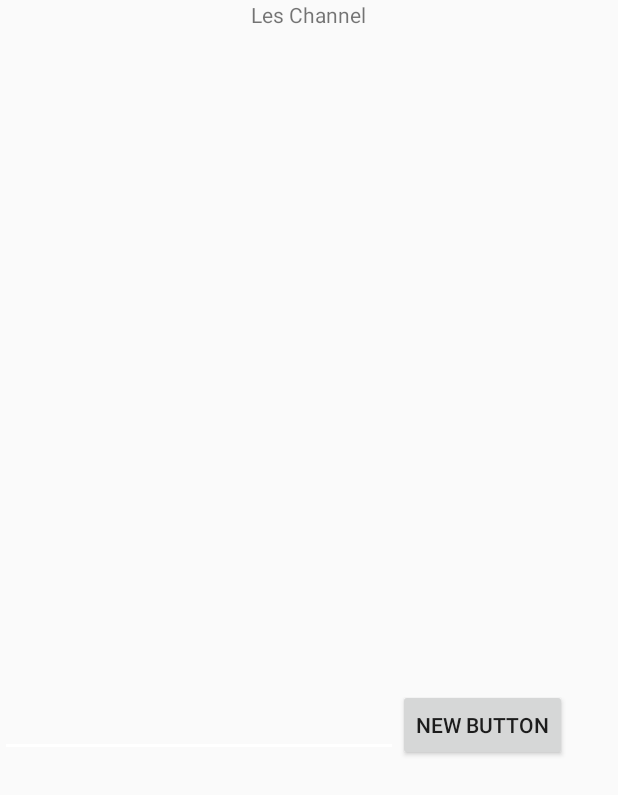
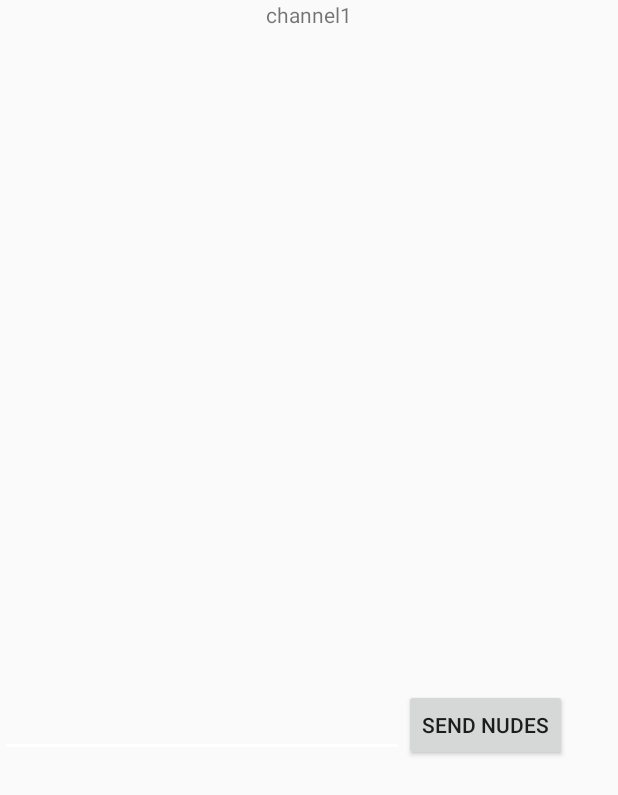
Before and after one commit to Quidam74/ChannelMessaging, an Android app: the screen it shows after launch (ChannelActivity), on a phone screen of 412 x 824 dp. Shown: the top 795 px of the screen. Run offline under Robolectric (Android 15) with nearby library versions, the phone set to English and light mode, and no system bars.

```diff
--- a/app/src/main/java/com/florian/bellanger/channelmessaging/Activity/ChannelActivity.java
+++ b/app/src/main/java/com/florian/bellanger/channelmessaging/Activity/ChannelActivity.java
@@ -4,6 +4,7 @@ import android.app.Activity;
 import android.content.SharedPreferences;
 import android.os.Bundle;
 import android.os.Handler;
+import android.util.Log;
 import android.view.View;
 import android.widget.Button;
 import android.widget.EditText;
@@ -35,10 +36,12 @@ public class ChannelActivity extends Activity
     public static final String PREFS_NAME = "MyPrefsFile";
 
 
+
     @Override
     protected void onCreate(Bundle savedInstanceState) {
         super.onCreate(savedInstanceState);
 
+        Log.i("aaa","ChannelActivity est bien lancé");
         setContentView(R.layout.a_channel);
 
         final SharedPreferences settings = getSharedPreferences(PREFS_NAME, 0);
@@ -48,9 +51,10 @@ public class ChannelActivity extends Activity
         msgbox = (EditText) findViewById(R.id.msgbox);
         bouttonSendNudes.setOnClickListener(this);
 
-        final Bundle extras = getIntent().getExtras();
-        //chanelName.setText("channel" + extras.getString("ChannelID"));
 
+        chanelName.setText("channel" + getIntent().getStringExtra("ChannelID"));
+        if(getIntent().getStringExtra("ChannelID")==null)
+            chanelName.setText("channel" + String.valueOf(settings.getInt("ChannelID", 1)));
         handler = new Handler();
 
 
@@ -62,7 +66,11 @@ public class ChannelActivity extends Activity
                 final CalledInformation messages = new CalledInformation();
                 getAllMessages.addOnDownloadListener(ChannelActivity.this);
                 messages.setCoupleIDPWD("accesstoken", settings.getString("MyToken", "error"));
-                messages.setCoupleIDPWD("channelid", extras.getString("ChannelID"));
+                messages.setCoupleIDPWD("channelid", getIntent().getStringExtra("ChannelID"));
+
+                if(getIntent().getStringExtra("ChannelID")==null)
+                    messages.setCoupleIDPWD("channelid", String.valueOf(settings.getInt("ChannelID", 1)));
+
 
 
                 messages.setUrl("http://www.raphaelbischof.fr/messaging/?function=getmessages");
@@ -99,7 +107,12 @@ public class ChannelActivity extends Activity
             HttpPostHandler postMSG = new HttpPostHandler();
             CalledInformation message = new CalledInformation();
             message.setCoupleIDPWD("accesstoken",settings.getString("MyToken", "error"));
-            message.setCoupleIDPWD("channelid",extras.getString("ChannelID"));
+
+            if(getIntent().getStringExtra("ChannelID")==null)
+                message.setCoupleIDPWD("channelid",String.valueOf(settings.getInt("ChannelID", 1)));
+            else
+                message.setCoupleIDPWD("channelid",extras.getString("ChannelID"));
+
             message.setCoupleIDPWD("message",msgbox.getText().toString() );
             message.setUrl("http://www.raphaelbischof.fr/messaging/?function=sendmessage");
             postMSG.execute(message);
--- a/app/src/main/java/com/florian/bellanger/channelmessaging/Activity/ChannelListActivity.java
+++ b/app/src/main/java/com/florian/bellanger/channelmessaging/Activity/ChannelListActivity.java
@@ -1,6 +1,7 @@
 package com.florian.bellanger.channelmessaging.Activity;
 
 import android.content.Intent;
+import android.content.SharedPreferences;
 import android.os.Bundle;
 import android.support.v7.app.AppCompatActivity;
 import android.view.View;
@@ -34,6 +35,9 @@ implements AdapterView.OnItemClickListener {
         ChannelListFragment fragA = (ChannelListFragment) getSupportFragmentManager().findFragmentById(R.id.fragmentA_ID);
         MessageFragment fragB = (MessageFragment) getSupportFragmentManager().findFragmentById(R.id.fragmentB_ID);
         getIntent().putExtra("ChannelID", String.valueOf(id));
+        SharedPreferences settings = getSharedPreferences(PREFS_NAME,0);
+        SharedPreferences.Editor editor = settings.edit();
+        editor.putInt("ChannelID",(int) id );
 
         if(fragB == null|| !fragB.isInLayout()){
             Intent i = new Intent(getApplicationContext(),ChannelActivity.class);
--- a/app/src/main/res/layout/a_channel.xml
+++ b/app/src/main/res/layout/a_channel.xml
@@ -32,7 +32,7 @@
         <Button
             android:layout_width="wrap_content"
             android:layout_height="wrap_content"
-            android:text="New Button"
+            android:text="send nudes"
             android:id="@+id/sendNudes" />
 
     </LinearLayout>
--- a/app/src/main/res/layout/frag_droite_mesg_list.xml
+++ b/app/src/main/res/layout/frag_droite_mesg_list.xml
@@ -13,6 +13,7 @@
         android:text="channel 1"
         android:id="@+id/nameOfChanel"
         android:layout_gravity="center_horizontal" />
+
     <ListView
         android:layout_width="match_parent"
         android:name="com.florian.bellanger.channelmessaging.Activity.MessageFragement"
@@ -24,6 +25,7 @@
         android:orientation="horizontal" android:layout_width="match_parent"
         android:layout_height="match_parent"
         android:weightSum="1">
+
         <Button
             android:layout_width="wrap_content"
             android:layout_height="match_parent"
```
Also changed, not shown: app/src/main/java/com/florian/bellanger/channelmessaging/Activity/MessageFragment.java (+10 -2 lines).
